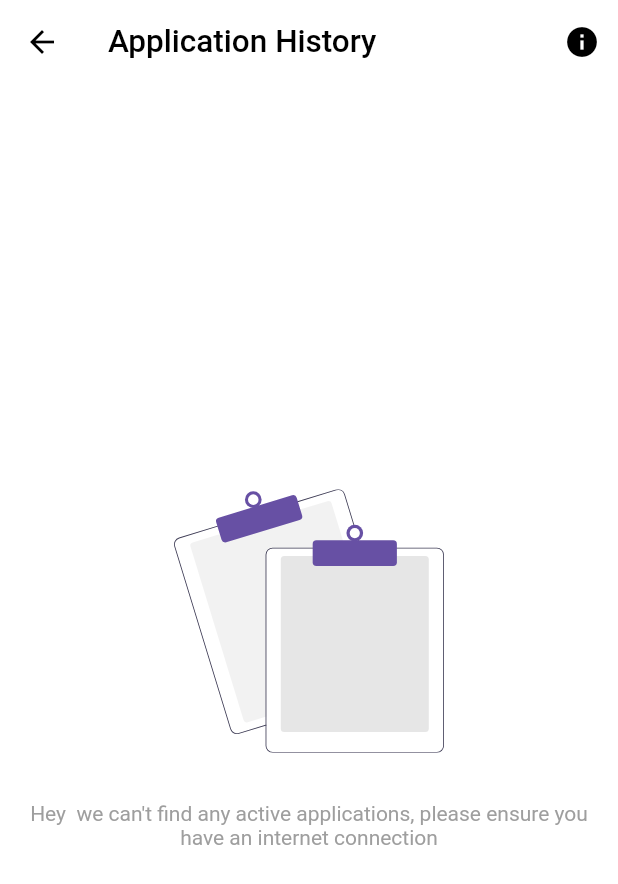
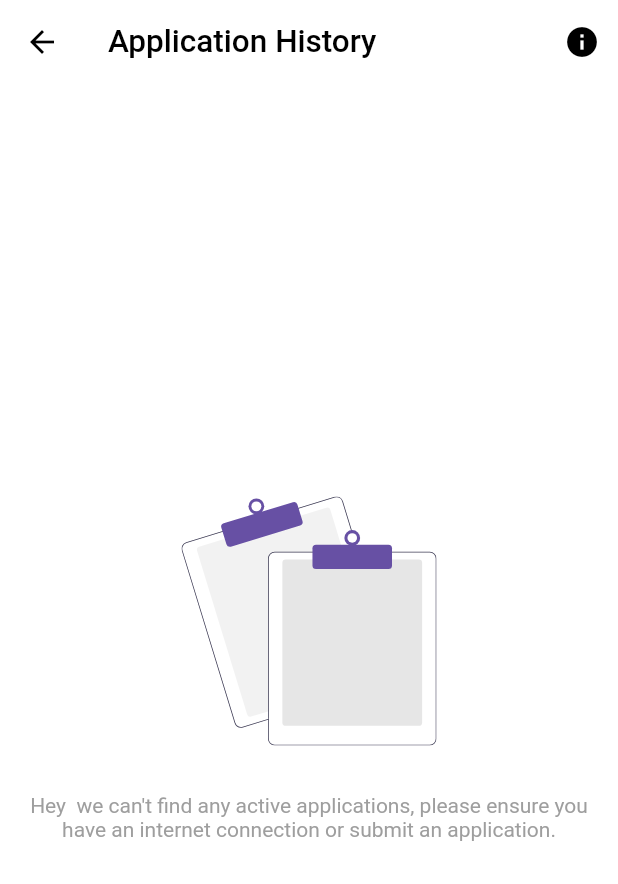
Before and after one commit to larrytamnjong/xperiencebase, a Flutter app: the ApplicationsHistory screen opened directly, on a phone screen of 412 x 824 dp. Shown: the top 884 px of the screen. Run offline on Flutter 3.47's test engine with Material 2 defaults, Android fonts, the phone set to English and light mode, and no system bars; our stand-ins replace animated_splash_screen, awesome_snackbar_content, fade_shimmer, flutter_slidable, flutter_staggered_animations, flutter_svg and 7 more; missing offline and left inert: flutter_toastr, flutterwave_standard, page_animation_transition, pdf_viewer_plugin; accounts and stored records are empty; network calls fail; Roboto replaces fonts that are missing (null).

Commit message:
Update applications_history.dart

```diff
--- a/lib/app_screens/applications_history.dart
+++ b/lib/app_screens/applications_history.dart
@@ -72,15 +72,15 @@ class _ApplicationsHistoryState extends State<ApplicationsHistory> {
                         mainAxisAlignment: MainAxisAlignment.center,
                         children: [
                           SizedBox(
-                            height: 180.0,
-                            width: 180.0,
+                            height: 170.0,
+                            width: 170.0,
                             child: SvgPicture.asset('images/no_data.svg'),
                           ),
                           const SizedBox(
                             height: 30.0,
                           ),
                           Text(
-                            "Hey ${UserVariables.name} we can't find any active applications, please ensure you have an internet connection",
+                            "Hey ${UserVariables.name} we can't find any active applications, please ensure you have an internet connection or submit an application.",
                             style: const TextStyle(color: Colors.grey),
                             textAlign: TextAlign.center,
                           ),
```
